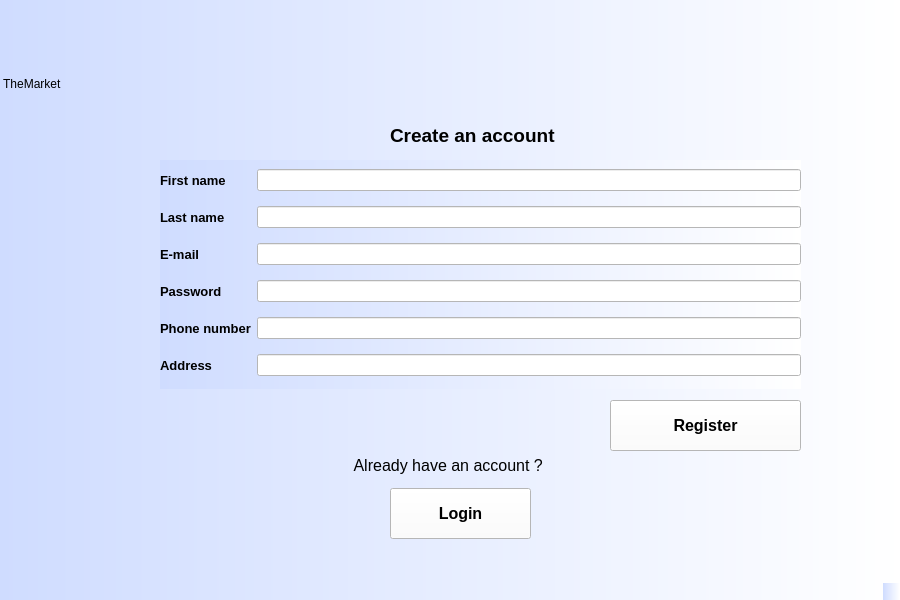
This is Marketplace-Client/Marketplace-Client/mainwindow.ui in Ahmedkhalifa1999/Design-and-Implementation-of-a-Marketplace-system as Qt 5 draws it before an edit. The edited form follows.
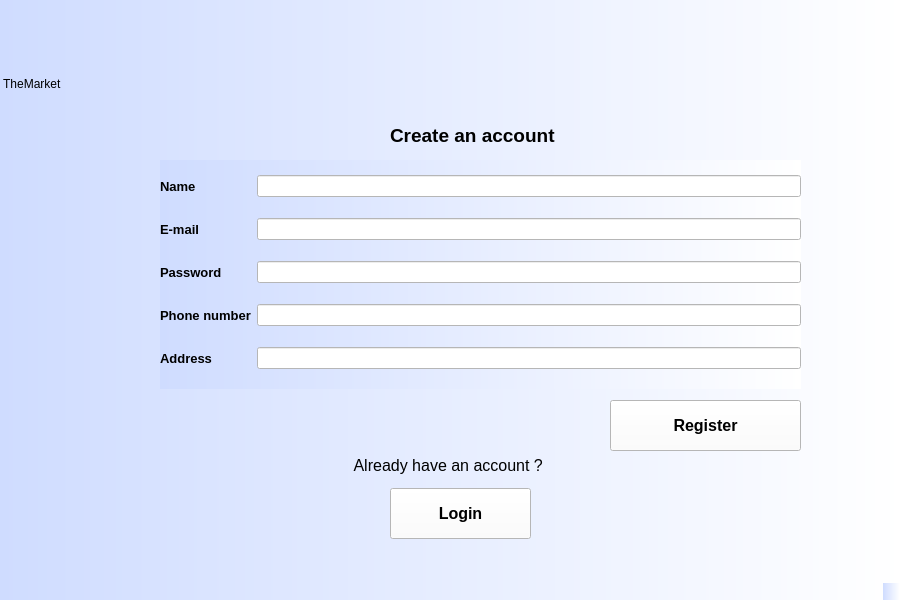
This is the edited form.

```diff
--- a/Marketplace-Client/Marketplace-Client/mainwindow.ui
+++ b/Marketplace-Client/Marketplace-Client/mainwindow.ui
@@ -111,7 +111,7 @@
      </rect>
     </property>
     <layout class="QGridLayout" name="gridLayout">
-     <item row="3" column="1">
+     <item row="2" column="1">
       <widget class="QLineEdit" name="password">
        <property name="styleSheet">
         <string notr="true">background-color: rgb(255, 255, 255);</string>
@@ -121,7 +121,14 @@
        </property>
       </widget>
      </item>
-     <item row="5" column="0">
+     <item row="1" column="1">
+      <widget class="QLineEdit" name="email">
+       <property name="styleSheet">
+        <string notr="true">background-color: rgb(255, 255, 255);</string>
+       </property>
+      </widget>
+     </item>
+     <item row="4" column="0">
       <widget class="QLabel" name="label_8">
        <property name="font">
         <font>
@@ -138,27 +145,43 @@
       </widget>
      </item>
      <item row="4" column="1">
-      <widget class="QLineEdit" name="number">
-       <property name="styleSheet">
-        <string notr="true">background-color: rgb(255, 255, 255);</string>
-       </property>
-      </widget>
-     </item>
-     <item row="2" column="1">
-      <widget class="QLineEdit" name="email">
-       <property name="styleSheet">
-        <string notr="true">background-color: rgb(255, 255, 255);</string>
-       </property>
-      </widget>
-     </item>
-     <item row="5" column="1">
       <widget class="QLineEdit" name="address">
        <property name="styleSheet">
         <string notr="true">background-color: rgb(255, 255, 255);</string>
        </property>
       </widget>
      </item>
+     <item row="0" column="1">
+      <widget class="QLineEdit" name="name">
+       <property name="styleSheet">
+        <string notr="true">background-color: rgb(255, 255, 255);</string>
+       </property>
+      </widget>
+     </item>
      <item row="1" column="0">
+      <widget class="QLabel" name="label_3">
+       <property name="font">
+        <font>
+         <pointsize>10</pointsize>
+         <bold>true</bold>
+        </font>
+       </property>
+       <property name="styleSheet">
+        <string notr="true">background-color: qradialgradient(spread:pad, cx:0.5, cy:0.5, radius:2, fx:0.500038, fy:0.511, stop:0.370192 rgba(255, 255, 255, 0), stop:0.4 rgba(255, 162, 162, 80), stop:0.425 rgba(255, 132, 132, 156), stop:0.427885 rgba(255, 188, 188, 80), stop:0.44 rgba(252, 128, 128, 80), stop:1 rgba(255, 255, 255, 0));</string>
+       </property>
+       <property name="text">
+        <string>E-mail</string>
+       </property>
+      </widget>
+     </item>
+     <item row="3" column="1">
+      <widget class="QLineEdit" name="number">
+       <property name="styleSheet">
+        <string notr="true">background-color: rgb(255, 255, 255);</string>
+       </property>
+      </widget>
+     </item>
+     <item row="0" column="0">
       <widget class="QLabel" name="label_5">
        <property name="font">
         <font>
@@ -170,27 +193,11 @@
         <string notr="true">background-color: qradialgradient(spread:pad, cx:0.5, cy:0.5, radius:2, fx:0.500038, fy:0.511, stop:0.370192 rgba(255, 255, 255, 0), stop:0.4 rgba(255, 162, 162, 80), stop:0.425 rgba(255, 132, 132, 156), stop:0.427885 rgba(255, 188, 188, 80), stop:0.44 rgba(252, 128, 128, 80), stop:1 rgba(255, 255, 255, 0));</string>
        </property>
        <property name="text">
-        <string>Last name</string>
+        <string>Name</string>
        </property>
       </widget>
      </item>
-     <item row="4" column="0">
-      <widget class="QLabel" name="label_7">
-       <property name="font">
-        <font>
-         <pointsize>10</pointsize>
-         <bold>true</bold>
-        </font>
-       </property>
-       <property name="styleSheet">
-        <string notr="true">background-color: qradialgradient(spread:pad, cx:0.5, cy:0.5, radius:2, fx:0.500038, fy:0.511, stop:0.370192 rgba(255, 255, 255, 0), stop:0.4 rgba(255, 162, 162, 80), stop:0.425 rgba(255, 132, 132, 156), stop:0.427885 rgba(255, 188, 188, 80), stop:0.44 rgba(252, 128, 128, 80), stop:1 rgba(255, 255, 255, 0));</string>
-       </property>
-       <property name="text">
-        <string>Phone number</string>
-       </property>
-      </widget>
-     </item>
-     <item row="3" column="0">
+     <item row="2" column="0">
       <widget class="QLabel" name="label_6">
        <property name="font">
         <font>
@@ -206,15 +213,8 @@
        </property>
       </widget>
      </item>
-     <item row="0" column="1">
-      <widget class="QLineEdit" name="fname">
-       <property name="styleSheet">
-        <string notr="true">background-color: rgb(255, 255, 255);</string>
-       </property>
-      </widget>
-     </item>
-     <item row="0" column="0">
-      <widget class="QLabel" name="label_4">
+     <item row="3" column="0">
+      <widget class="QLabel" name="label_7">
        <property name="font">
         <font>
          <pointsize>10</pointsize>
@@ -225,30 +225,7 @@
         <string notr="true">background-color: qradialgradient(spread:pad, cx:0.5, cy:0.5, radius:2, fx:0.500038, fy:0.511, stop:0.370192 rgba(255, 255, 255, 0), stop:0.4 rgba(255, 162, 162, 80), stop:0.425 rgba(255, 132, 132, 156), stop:0.427885 rgba(255, 188, 188, 80), stop:0.44 rgba(252, 128, 128, 80), stop:1 rgba(255, 255, 255, 0));</string>
        </property>
        <property name="text">
-        <string>First name</string>
-       </property>
-      </widget>
-     </item>
-     <item row="2" column="0">
-      <widget class="QLabel" name="label_3">
-       <property name="font">
-        <font>
-         <pointsize>10</pointsize>
-         <bold>true</bold>
-        </font>
-       </property>
-       <property name="styleSheet">
-        <string notr="true">background-color: qradialgradient(spread:pad, cx:0.5, cy:0.5, radius:2, fx:0.500038, fy:0.511, stop:0.370192 rgba(255, 255, 255, 0), stop:0.4 rgba(255, 162, 162, 80), stop:0.425 rgba(255, 132, 132, 156), stop:0.427885 rgba(255, 188, 188, 80), stop:0.44 rgba(252, 128, 128, 80), stop:1 rgba(255, 255, 255, 0));</string>
-       </property>
-       <property name="text">
-        <string>E-mail</string>
-       </property>
-      </widget>
-     </item>
-     <item row="1" column="1">
-      <widget class="QLineEdit" name="lname">
-       <property name="styleSheet">
-        <string notr="true">background-color: rgb(255, 255, 255);</string>
+        <string>Phone number</string>
        </property>
       </widget>
      </item>
```
Left out of the diff: 2 changed lines with no effect on the pictures.
